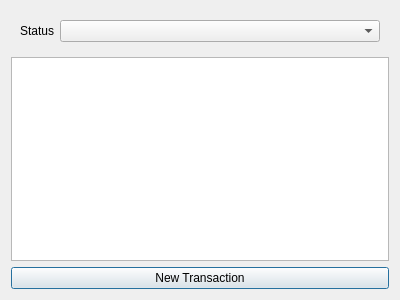
asynts/QtAccounting, file Widgets/BillEditorDialog.ui: the form before one commit.
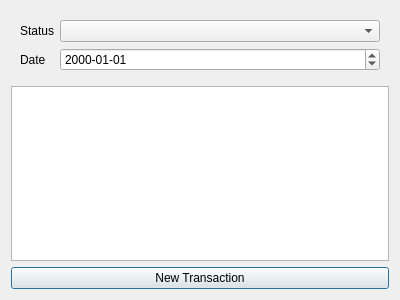
The form after the commit.

Commit message: Add 'date' to 'BillModel'

Diff of the .ui file:
```diff
--- a/Widgets/BillEditorDialog.ui
+++ b/Widgets/BillEditorDialog.ui
@@ -30,6 +30,20 @@
       <item row="0" column="1">
        <widget class="QComboBox" name="m_status_QComboBox"/>
       </item>
+      <item row="1" column="0">
+       <widget class="QLabel" name="label_2">
+        <property name="text">
+         <string>Date</string>
+        </property>
+       </widget>
+      </item>
+      <item row="1" column="1">
+       <widget class="QDateEdit" name="m_date_QDateEdit">
+        <property name="displayFormat">
+         <string>yyyy-MM-dd</string>
+        </property>
+       </widget>
+      </item>
      </layout>
     </widget>
    </item>
```
The commit also changes 3 other files.
